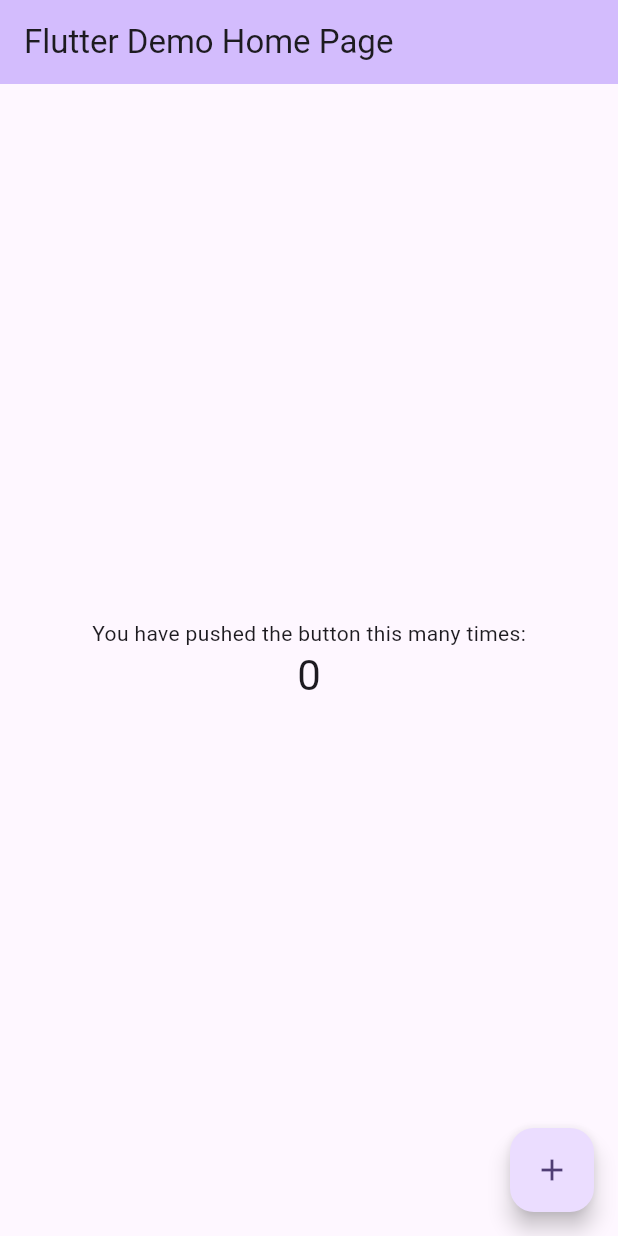
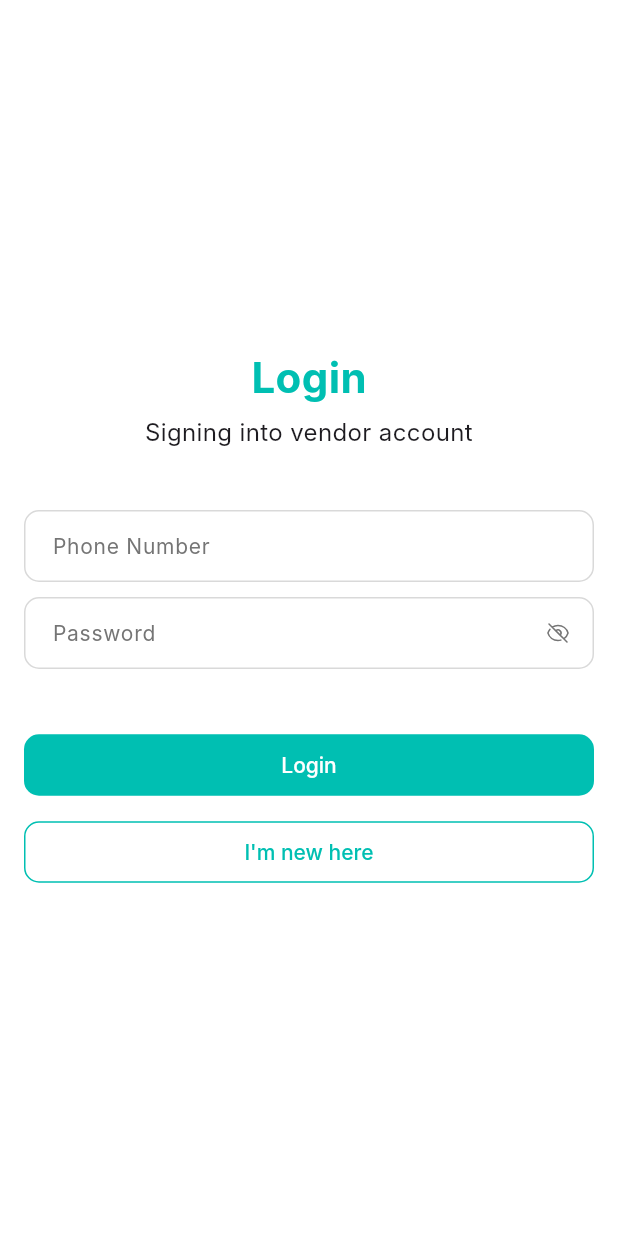
Before and after one commit to bryanfks-dev/Courtly-Vendor, a Flutter app: the screen it shows after launch, on a phone screen of 412 x 824 dp. Run offline on Flutter 3.47's test engine with Material 3 defaults, Android fonts, the phone set to English and light mode, and no system bars; our stand-ins replace heroicons; Roboto replaces fonts that are missing (Inter).

Commit message:
add login page

```diff
--- /dev/null
+++ b/lib/core/config/app_themes.dart
@@ -0,0 +1,89 @@
+import 'package:courtly_vendor/core/constants/color_schemes.dart';
+import 'package:flutter/material.dart';
+
+/// [AppThemes] is a class that contains all the theme data for the application.
+class AppThemes {
+  // Light theme
+  static ThemeData light = ThemeData.light().copyWith(
+      primaryColor: ColorSchemes.primary,
+      textTheme: ThemeData.light().textTheme.apply(fontFamily: "Inter"),
+      primaryTextTheme:
+          ThemeData.light().primaryTextTheme.apply(fontFamily: "Inter"),
+      chipTheme: ChipThemeData(
+        labelStyle: TextStyle(
+            color: ColorSchemes.highlight,
+            fontWeight: FontWeight.w500,
+            fontSize: 14,
+            fontFamily: "Inter"),
+        secondaryLabelStyle: TextStyle(
+            color: ColorSchemes.primaryBackground, fontWeight: FontWeight.w500),
+        side: WidgetStateBorderSide.resolveWith((states) {
+          if (!states.contains(WidgetState.selected)) {
+            return BorderSide(color: ColorSchemes.subtle);
+          }
+
+          return BorderSide(color: ColorSchemes.primary);
+        }),
+        color: WidgetStateColor.resolveWith((states) {
+          if (!states.contains(WidgetState.selected)) {
+            return ColorSchemes.primaryBackground;
+          }
+
+          return ColorSchemes.primary;
+        }),
+        padding: const EdgeInsets.symmetric(horizontal: 5, vertical: 0),
+      ),
+      progressIndicatorTheme: ProgressIndicatorThemeData(
+          linearTrackColor: ColorSchemes.subtle, color: ColorSchemes.primary),
+      bottomSheetTheme:
+          BottomSheetThemeData(backgroundColor: ColorSchemes.primaryBackground),
+      inputDecorationTheme: InputDecorationTheme(
+          prefixIconColor: ColorSchemes.highlight,
+          suffixIconColor: ColorSchemes.highlight,
+          floatingLabelStyle:
+              TextStyle(color: ColorSchemes.primary, fontFamily: "Inter"),
+          labelStyle: TextStyle(
+              color: ColorSchemes.highlight, fontSize: 14, fontFamily: "Inter"),
+          hintStyle: TextStyle(
+              color: ColorSchemes.highlight, fontSize: 14, fontFamily: "Inter"),
+          enabledBorder: OutlineInputBorder(
+            borderRadius: BorderRadius.circular(10),
+            borderSide: BorderSide(color: ColorSchemes.subtle),
+          ),
+          focusedBorder: OutlineInputBorder(
+            borderRadius: BorderRadius.circular(10),
+            borderSide: BorderSide(color: ColorSchemes.primary),
+          ),
+          errorBorder: OutlineInputBorder(
+            borderRadius: BorderRadius.circular(10),
+            borderSide: BorderSide(color: ColorSchemes.error),
+          )),
+      iconButtonTheme: IconButtonThemeData(
+          style: ButtonStyle(
+        iconColor: WidgetStatePropertyAll(ColorSchemes.highlight),
+        textStyle: const WidgetStatePropertyAll(TextStyle(
+            fontSize: 14, fontWeight: FontWeight.w500, fontFamily: "Inter")),
+      )),
+      elevatedButtonTheme: const ElevatedButtonThemeData(
+        style: ButtonStyle(
+            elevation: WidgetStatePropertyAll(0),
+            shadowColor: WidgetStatePropertyAll(Colors.transparent),
+            textStyle: WidgetStatePropertyAll(TextStyle(
+                fontSize: 14,
+                fontWeight: FontWeight.w500,
+                fontFamily: "Inter"))),
+      ),
+      dividerTheme: DividerThemeData(color: ColorSchemes.subtle),
+      appBarTheme: AppBarTheme(
+        backgroundColor: ColorSchemes.primaryBackground,
+        surfaceTintColor: Colors.transparent,
+      ),
+      bottomNavigationBarTheme: BottomNavigationBarThemeData(
+          backgroundColor: ColorSchemes.primaryBackground,
+          selectedIconTheme: IconThemeData(
+            color: ColorSchemes.primary,
+          ),
+          unselectedIconTheme: IconThemeData(
+            color: ColorSchemes.highlight,
+          )));
+}
--- /dev/null
+++ b/lib/core/constants/color_schemes.dart
@@ -0,0 +1,32 @@
+import 'package:flutter/material.dart';
+
+/// [ColorSchemes] class contains all the color schemes used in the app.
+/// It is used to maintain the color schemes in one place.
+///
+/// Each color scheme must contains the following colors:
+/// - [Primary] the primary color of the app
+/// - [Text] the default color of the text
+/// - [Subtle] the softer and more neutral color to use
+/// - [Highlight] the bright and attention grabbing color
+/// - [Success] the color to indicate success
+/// - [Warning] the color to indicate warning
+/// - [Danger] the color to indicate danger
+/// - [Star] the color to indicate star
+/// - [PrimaryBackground] the primary background color
+/// - [SecondaryBackground] the secondary background color
+class ColorSchemes {
+  static Color primary = const Color(0xFF00BFB2);
+
+  static Color text = const Color(0xFF000000);
+  static Color subtle = const Color(0xFFD9D9D9);
+  static Color highlight = const Color(0xFF757575);
+
+  static Color success = const Color(0xFF4CAF50);
+  static Color warning = const Color(0xFFFFCC00);
+  static Color error = const Color(0xFFF44336);
+
+  static Color star = const Color(0xFFFFD93D);
+
+  static Color primaryBackground = const Color(0xFFFFFFFF);
+  static Color secondaryBackground = const Color(0xFFF5F5F5);
+}
--- /dev/null
+++ b/lib/core/constants/constants.dart
@@ -0,0 +1,3 @@
+// ignore_for_file: constant_identifier_names
+
+const double PAGE_PADDING_MOBILE = 16.0;
--- /dev/null
+++ b/lib/data/models/login_dto.dart
@@ -0,0 +1,25 @@
+/// [LoginDTO] is a class that holds the data that is needed to login a vendor.
+///
+/// [LoginDTO] takes [phoneNumber] and [password] as required data, [phoneNumber]
+class LoginDTO {
+  /// [phoneNumber] is the phone number of the vendor.
+  final String phoneNumber;
+
+  /// [password] is the password of the vendor.
+  final String password;
+
+  LoginDTO({
+    required this.phoneNumber,
+    required this.password,
+  });
+
+  /// [toMap] is a method to convert the [LoginDTO] to a map.
+  ///
+  /// Returns a map of [String] key and [String] value.
+  Map<String, String> toMap() {
+    return {
+      "phone_number": phoneNumber,
+      "password": password,
+    };
+  }
+}
--- a/lib/main.dart
+++ b/lib/main.dart
@@ -1,125 +1,32 @@
+import 'package:courtly_vendor/core/config/app_themes.dart';
+import 'package:courtly_vendor/presentation/pages/login.dart';
 import 'package:flutter/material.dart';
 
+/// [main] is the entry point of the application.
+/// This function runs the application.
+///
+/// - Returns: void
 void main() {
+  WidgetsFlutterBinding.ensureInitialized();
+
   runApp(const MyApp());
 }
 
-class MyApp extends StatelessWidget {
+class MyApp extends StatefulWidget {
   const MyApp({super.key});
 
-  // This widget is the root of your application.
+  @override
+  State<MyApp> createState() => _MyApp();
+}
+
+class _MyApp extends State<MyApp> {
   @override
   Widget build(BuildContext context) {
     return MaterialApp(
-      title: 'Flutter Demo',
-      theme: ThemeData(
-        // This is the theme of your application.
-        //
-        // TRY THIS: Try running your application with "flutter run". You'll see
-        // the application has a purple toolbar. Then, without quitting the app,
-        // try changing the seedColor in the colorScheme below to Colors.green
-        // and then invoke "hot reload" (save your changes or press the "hot
-        // reload" button in a Flutter-supported IDE, or press "r" if you used
-        // the command line to start the app).
-        //
-        // Notice that the counter didn't reset back to zero; the application
-        // state is not lost during the reload. To reset the state, use hot
-        // restart instead.
-        //
-        // This works for code too, not just values: Most code changes can be
-        // tested with just a hot reload.
-        colorScheme: ColorScheme.fromSeed(seedColor: Colors.deepPurple),
-        useMaterial3: true,
-      ),
-      home: const MyHomePage(title: 'Flutter Demo Home Page'),
+      title: 'Courtly Vendor',
+      debugShowCheckedModeBanner: false,
+      theme: AppThemes.light,
+      home: LoginPage(),
     );
   }
 }
-
-class MyHomePage extends StatefulWidget {
-  const MyHomePage({super.key, required this.title});
-
-  // This widget is the home page of your application. It is stateful, meaning
-  // that it has a State object (defined below) that contains fields that affect
-  // how it looks.
-
-  // This class is the configuration for the state. It holds the values (in this
-  // case the title) provided by the parent (in this case the App widget) and
-  // used by the build method of the State. Fields in a Widget subclass are
-  // always marked "final".
-
-  final String title;
-
-  @override
-  State<MyHomePage> createState() => _MyHomePageState();
-}
-
-class _MyHomePageState extends State<MyHomePage> {
-  int _counter = 0;
-
-  void _incrementCounter() {
-    setState(() {
-      // This call to setState tells the Flutter framework that something has
-      // changed in this State, which causes it to rerun the build method below
-      // so that the display can reflect the updated values. If we changed
-      // _counter without calling setState(), then the build method would not be
-      // called again, and so nothing would appear to happen.
-      _counter++;
-    });
-  }
-
-  @override
-  Widget build(BuildContext context) {
-    // This method is rerun every time setState is called, for instance as done
-    // by the _incrementCounter method above.
-    //
-    // The Flutter framework has been optimized to make rerunning build methods
-    // fast, so that you can just rebuild anything that needs updating rather
-    // than having to individually change instances of widgets.
-    return Scaffold(
-      appBar: AppBar(
-        // TRY THIS: Try changing the color here to a specific color (to
-        // Colors.amber, perhaps?) and trigger a hot reload to see the AppBar
-        // change color while the other colors stay the same.
-        backgroundColor: Theme.of(context).colorScheme.inversePrimary,
-        // Here we take the value from the MyHomePage object that was created by
-        // the App.build method, and use it to set our appbar title.
-        title: Text(widget.title),
-      ),
-      body: Center(
-        // Center is a layout widget. It takes a single child and positions it
-        // in the middle of the parent.
-        child: Column(
-          // Column is also a layout widget. It takes a list of children and
-          // arranges them vertically. By default, it sizes itself to fit its
-          // children horizontally, and tries to be as tall as its parent.
-          //
-          // Column has various properties to control how it sizes itself and
-          // how it positions its children. Here we use mainAxisAlignment to
-          // center the children vertically; the main axis here is the vertical
-          // axis because Columns are vertical (the cross axis would be
-          // horizontal).
-          //
-          // TRY THIS: Invoke "debug painting" (choose the "Toggle Debug Paint"
-          // action in the IDE, or press "p" in the console), to see the
-          // wireframe for each widget.
-          mainAxisAlignment: MainAxisAlignment.center,
-          children: <Widget>[
-            const Text(
-              'You have pushed the button this many times:',
-            ),
-            Text(
-              '$_counter',
-              style: Theme.of(context).textTheme.headlineMedium,
-            ),
-          ],
-        ),
-      ),
-      floatingActionButton: FloatingActionButton(
-        onPressed: _incrementCounter,
-        tooltip: 'Increment',
-        child: const Icon(Icons.add),
-      ), // This trailing comma makes auto-formatting nicer for build methods.
-    );
-  }
-}
--- /dev/null
+++ b/lib/presentation/pages/login.dart
@@ -0,0 +1,138 @@
+import 'package:courtly_vendor/core/constants/color_schemes.dart';
+import 'package:courtly_vendor/core/constants/constants.dart';
+import 'package:courtly_vendor/data/models/login_dto.dart';
+import 'package:courtly_vendor/presentation/widgets/primary_button.dart';
+import 'package:courtly_vendor/presentation/widgets/secondary_button.dart';
+import 'package:courtly_vendor/routes/routes.dart';
+import 'package:flutter/material.dart';
+import 'package:heroicons/heroicons.dart';
+
+/// [LoginPage] is page for /login route.
+/// This page is used to login into existing account.
+class LoginPage extends StatelessWidget {
+  LoginPage({super.key});
+
+  /// [_formKey] is the key for the form.
+  final GlobalKey<FormState> _formKey = GlobalKey<FormState>();
+
+  /// [_data] is the login form data.
+  /// This data is used to store the login form contents.
+  final LoginDTO _data = LoginDTO(
+    phoneNumber: "",
+    password: "",
+  );
+
+  /// [_textInputControllers] is the map of text input keys.
+  final Map<String, TextEditingController> _textInputControllers = {
+    "phoneNumber": TextEditingController(),
+    "password": TextEditingController(),
+  };
+
+  /// [_obsecureTextNotifier] is the notifier for obsecure text.
+  /// This notifier is used to toggle the password visibility.
+  final ValueNotifier<bool> _obsecureTextNotifier = ValueNotifier(true);
+
+  @override
+  Widget build(BuildContext context) {
+    return Scaffold(
+      backgroundColor: ColorSchemes.primaryBackground,
+      body: SafeArea(
+        minimum: const EdgeInsets.symmetric(horizontal: PAGE_PADDING_MOBILE),
+        child: Column(
+          mainAxisAlignment: MainAxisAlignment.center,
+          children: [
+            Text(
+              "Login",
+              style: TextStyle(
+                fontSize: 28,
+                fontWeight: FontWeight.bold,
+                color: ColorSchemes.primary,
+              ),
+            ),
+            const SizedBox(
+              height: 5,
+            ),
+            const Text(
+              "Signing into vendor account",
+              textAlign: TextAlign.center,
+              style: TextStyle(fontSize: 16),
+            ),
+            const SizedBox(
+              height: 40,
+            ),
+            Form(
+                key: _formKey,
+                child: Column(
+                  children: [
+                    TextFormField(
+                        controller: _textInputControllers["phoneNumber"],
+                        style: const TextStyle(fontSize: 14),
+                        decoration: const InputDecoration(
+                          label: Text("Phone Number"),
+                          contentPadding:
+                              EdgeInsets.symmetric(vertical: 0, horizontal: 15),
+                        )),
+                    const SizedBox(
+                      height: 10,
+                    ),
+                    ValueListenableBuilder(
+                        valueListenable: _obsecureTextNotifier,
+                        builder: (BuildContext context, bool obsecureText, _) {
+                          return TextFormField(
+                            controller: _textInputControllers["password"],
+                            style: const TextStyle(fontSize: 14),
+                            obscureText: obsecureText,
+                            enableSuggestions: false,
+                            autocorrect: false,
+                            decoration: InputDecoration(
+                              label: const Text("Password"),
+                              contentPadding: const EdgeInsets.symmetric(
+                                  vertical: 0, horizontal: 15),
+                              suffixIcon: IconButton(
+                                icon: HeroIcon((obsecureText)
+                                    ? HeroIcons.eyeSlash
+                                    : HeroIcons.eye),
+                                iconSize: 16,
+                                onPressed: () {
+                                  _obsecureTextNotifier.value = !obsecureText;
+                                },
+                              ),
+                            ),
+                          );
+                        }),
+                  ],
+                )),
+            const SizedBox(height: 40),
+            Column(
+              children: [
+                PrimaryButton(
+                  onPressed: () {
+                    // Return to previous page
+                    Navigator.pop(context);
+                  },
+                  style: ButtonStyle(
+                    minimumSize:
+                        WidgetStateProperty.all(const Size.fromHeight(0)),
+                  ),
+                  child: const Text("Login"),
+                ),
+                const SizedBox(height: 10),
+                SecondaryButton(
+                  onPressed: () {
+                    // Navigate to register page
+                    Navigator.pushNamed(context, Routes.register);
+                  },
+                  style: ButtonStyle(
+                    minimumSize:
+                        WidgetStateProperty.all(const Size.fromHeight(0)),
+                  ),
+                  child: const Text("I'm new here"),
+                ),
+              ],
+            )
+          ],
+        ),
+      ),
+    );
+  }
+}
--- /dev/null
+++ b/lib/presentation/widgets/primary_button.dart
@@ -0,0 +1,43 @@
+import 'package:courtly_vendor/core/constants/color_schemes.dart';
+import 'package:flutter/material.dart';
+
+/// [PrimaryButton] is a primary button used in the app.
+/// It is a custom button with red background color.
+///
+/// [PrimaryButton] takes [child] to display and [onPressed] function to be
+/// called when button is pressed.
+class PrimaryButton extends StatelessWidget {
+  const PrimaryButton({
+    super.key,
+    this.style,
+    required this.onPressed,
+    required this.child,
+  });
+
+  /// [style] is the style of the button.
+  final ButtonStyle? style;
+
+  /// [onPressed] is the function to be called when button is pressed.
+  final VoidCallback onPressed;
+
+  /// [child] is the widget to be displayed inside the button.
+  final Widget child;
+
+  @override
+  Widget build(BuildContext context) {
+    return ElevatedButton(
+      style: ElevatedButton.styleFrom(
+              padding: style?.padding?.resolve({}) ??
+                  const EdgeInsets.symmetric(vertical: 12),
+              shape: style?.shape?.resolve({}) ??
+                  RoundedRectangleBorder(
+                      borderRadius: BorderRadius.circular(10)),
+              backgroundColor:
+                  style?.backgroundColor?.resolve({}) ?? ColorSchemes.primary,
+              foregroundColor: Colors.white)
+          .merge(style),
+      onPressed: onPressed,
+      child: child,
+    );
+  }
+}
--- /dev/null
+++ b/lib/presentation/widgets/secondary_button.dart
@@ -0,0 +1,44 @@
+import 'package:courtly_vendor/core/constants/color_schemes.dart';
+import 'package:flutter/material.dart';
+
+/// [SecondaryButton] is a secondary button used in the app.
+/// It is a custom button with white background color and red border.
+///
+/// [SecondaryButton] takes [child] to display and [onPressed] function to be
+/// called when button is pressed.
+class SecondaryButton extends StatelessWidget {
+  const SecondaryButton({
+    super.key,
+    this.style,
+    required this.onPressed,
+    required this.child,
+  });
+
+  /// [style] is the style of the button.
+  final ButtonStyle? style;
+
+  /// [onPressed] is the function to be called when button is pressed.
+  final VoidCallback onPressed;
+
+  /// [child] is the widget to be displayed inside the button.
+  final Widget child;
+
+  @override
+  Widget build(BuildContext context) {
+    return ElevatedButton(
+      style: ElevatedButton.styleFrom(
+              side: style?.side?.resolve({}) ??
+                  BorderSide(width: 1, color: ColorSchemes.primary),
+              padding: style?.padding?.resolve({}) ??
+                  const EdgeInsets.symmetric(vertical: 12),
+              foregroundColor: ColorSchemes.primary,
+              shape: style?.shape?.resolve({}) ??
+                  RoundedRectangleBorder(
+                      borderRadius: BorderRadius.circular(10)),
+              backgroundColor: Colors.transparent)
+          .merge(style),
+      onPressed: onPressed,
+      child: child,
+    );
+  }
+}
--- /dev/null
+++ b/lib/routes/routes.dart
@@ -0,0 +1,5 @@
+/// [Routes] is a class that contains all the custom routes of the application.
+/// This class is used to navigate between screens.
+class Routes {
+  static String register = "/register";
+}
--- a/pubspec.yaml
+++ b/pubspec.yaml
@@ -35,6 +35,7 @@ dependencies:
   # The following adds the Cupertino Icons font to your application.
   # Use with the CupertinoIcons class for iOS style icons.
   cupertino_icons: ^1.0.8
+  heroicons: ^0.10.0
 
 dev_dependencies:
   flutter_test:
```
Also changed, not shown: pubspec.lock.
